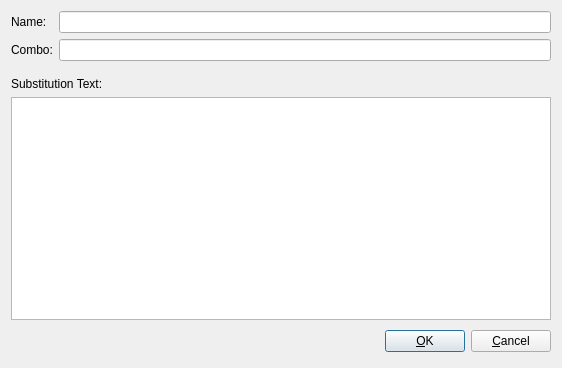
Before: the Qt Designer form Combo/ComboDialog.ui in xmichelo/Beeftext, drawn with Qt 5.
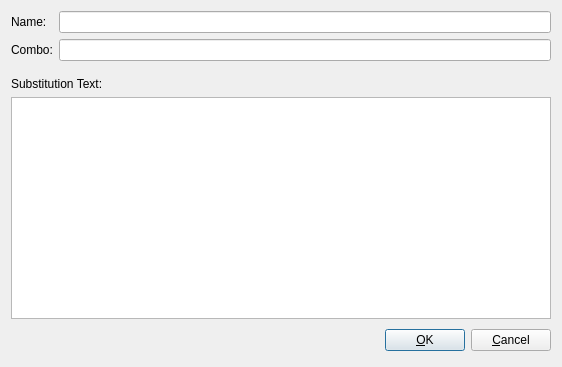
After: the same form once the commit is applied.

Patch:
```diff
--- a/Combo/ComboDialog.ui
+++ b/Combo/ComboDialog.ui
@@ -7,7 +7,7 @@
     <x>0</x>
     <y>0</y>
     <width>562</width>
-    <height>368</height>
+    <height>367</height>
    </rect>
   </property>
   <property name="windowTitle">
```
Left out of the diff: 6 changed lines with no effect on the pictures.
